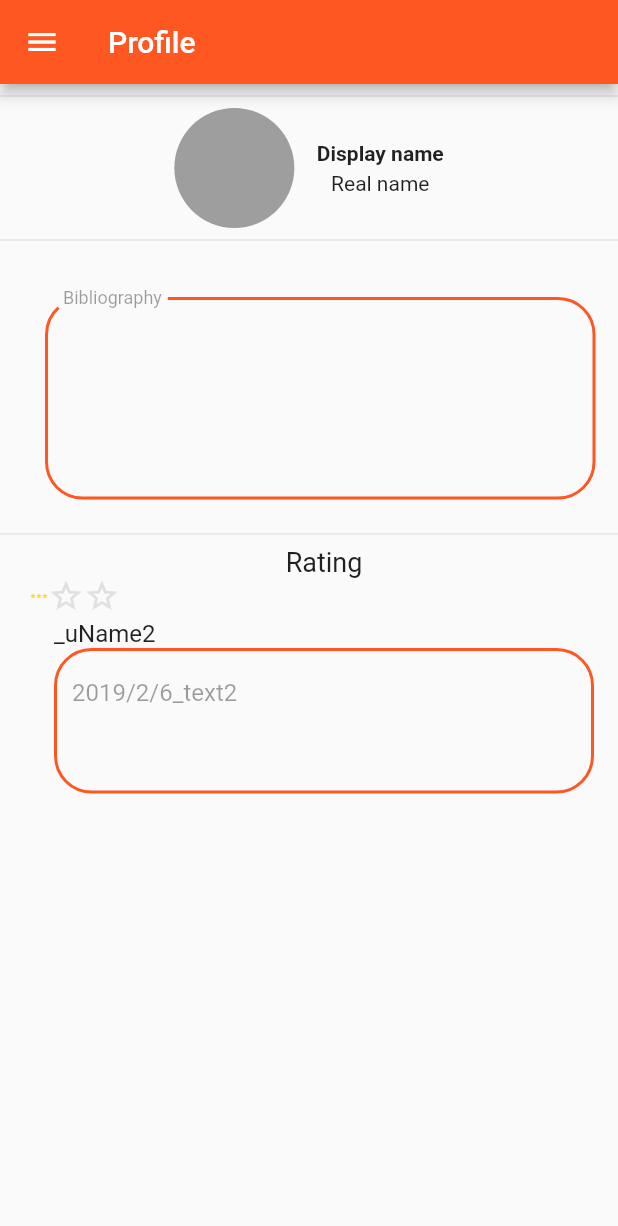
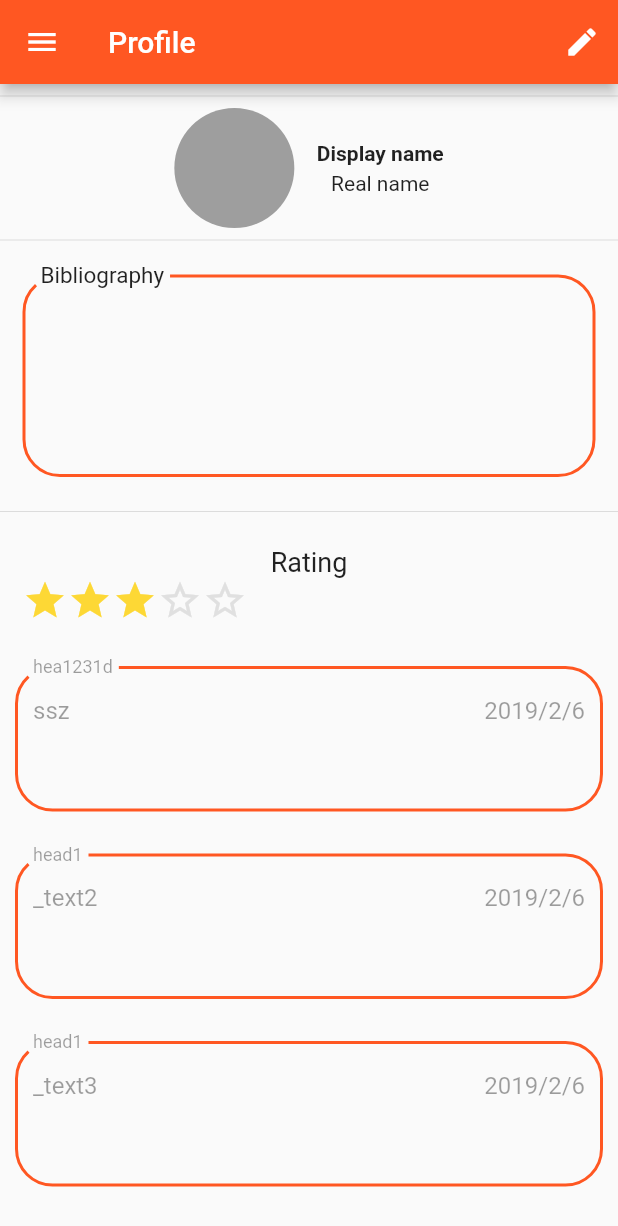
Before and after one commit to rentoproj/rento, a Flutter app: the ProfilePage screen opened by its route, on a phone screen of 412 x 824 dp. Shown: the top 1226 px of the screen. Run offline on Flutter 3.47's test engine with Material 2 defaults, Android fonts, the phone set to English and light mode, and no system bars; our stand-ins replace firebase_auth, firebase_database, image_picker; accounts and stored records are empty; Roboto replaces fonts that are missing (Poppings, Poppins).

Commit message:
Added Profile and Edit is incomplete

```diff
--- a/rento/lib/UIs/ProfilePage.dart
+++ b/rento/lib/UIs/ProfilePage.dart
@@ -8,9 +8,9 @@ class ProfilePage extends StatefulWidget {
 }
 
 class Comment {
-  String _text, _uName;
+  String _text, _uName, _head;
   DateTime _dateTime;
-  Comment(this._text, this._dateTime, this._uName);
+  Comment(this._text, this._dateTime, this._uName, this._head);
 }
 
 // class CommentBlock extends StatelessWidget
@@ -27,29 +27,36 @@ class Comment {
 class Profile extends State<ProfilePage> {
   double rating = 3;
   List<Comment> comments = [
-    new Comment("_text1", DateTime.now(), "_uName1"),
-    new Comment("_text2", DateTime.now(), "_uName2"),
-    new Comment("_text3", DateTime.now(), "_uName3")
+    new Comment("ssz", DateTime.now(), "_uName1", "hea1231d"),
+    new Comment("_text2", DateTime.now(), "_uName2", "head1"),
+    new Comment("_text3", DateTime.now(), "_uName3", "head1")
   ];
 
   @override
   Widget build(BuildContext context) {
     return Scaffold(
         resizeToAvoidBottomPadding: false,
-        appBar: AppBar(title: Text("Profile")),
+        appBar: AppBar(
+          title: Text("Profile"),
+          actions: <Widget>[
+            IconButton(
+              icon: Icon(Icons.edit),
+              tooltip: "Edit Profile",
+              onPressed: (){},
+            )
+          ],
+          ),
         drawer: new SideMenu(),
-        body: Column(children: <Widget>[
+        body:
+          Column(children: <Widget>[
           Divider(),
           _buildUserIdentity("user"),
           Divider(),
-          new Padding(
-            padding: EdgeInsets.only(left: 15),
             //USER DESCRIPTION
-            child: _bibleField(),
-          ),
+          _bibleField(),
           Divider(),
           new Padding(
-              padding: EdgeInsets.only(left: 20),
+              padding: EdgeInsets.all(15),
               child: Column(children: <Widget>[
                 //RATES
                 Text(
@@ -64,26 +71,23 @@ class Profile extends State<ProfilePage> {
                   color: Colors.yellow[600],
                   starCount: 5,
                   rating: rating,
-                  size: 4,
+                  size: 30,
                   onRatingChanged: (rating) =>
                       setState(() => this.rating = rating),
                 ),
-              _bldcmnt(comments[1]),
               ])),
-          //COMMENTS BLOCKS
-          // new Padding(
-          //   padding: EdgeInsets.only(left: 20),
-          //   child: ListView.builder(
-          //     itemCount: comments.length,
-          //     itemBuilder: (context, index) {
-          //       final comment = comments[index];
-                //return _bldcmnt(comment);
-          //     },
-            // ),
-          // )
 
+            Expanded(child: ListView.builder(
+              shrinkWrap: true,
+            itemCount: comments.length,
+            itemBuilder: (context, index) {
+              final comment = comments[index];
+              return _bldcmnt(comment);
+            },
+          ),
+            )
         ]));
-  }
+    }
 
   Widget _buildUserIdentity(String user) {
     return new Row(
@@ -119,7 +123,7 @@ class Profile extends State<ProfilePage> {
         child: new Container(
           child: new Center(
               child: new Column(children: [
-            new Padding(padding: EdgeInsets.only(top: 15.0)),
+            //new Padding(padding: EdgeInsets.only(top: 15.0)),
             new SingleChildScrollView(
               child: new TextFormField(
                 enableInteractiveSelection: false,
@@ -128,6 +132,10 @@ class Profile extends State<ProfilePage> {
                 initialValue: " ",
                 decoration: new InputDecoration(
                   labelText: "Bibliography",
+                  labelStyle: TextStyle(
+                    color: Colors.black87,
+                    fontSize: 20
+                  ),
                   fillColor: Colors.pink,
                   disabledBorder: new OutlineInputBorder(
                     borderRadius: new BorderRadius.circular(25.0),
@@ -135,13 +143,6 @@ class Profile extends State<ProfilePage> {
                         color: Colors.deepOrange,
                         style: BorderStyle.solid,
                         width: 2),
-                  ),
-                  border: new OutlineInputBorder(
-                    borderRadius: new BorderRadius.circular(25.0),
-                    borderSide: new BorderSide(
-                        color: Colors.pink,
-                        style: BorderStyle.solid,
-                        width: 10),
                   ),
                 ),
                 keyboardType: TextInputType.multiline,
@@ -155,18 +156,27 @@ class Profile extends State<ProfilePage> {
   }
 
   Widget _bldcmnt(Comment cmnt) {
-    return new Column(
-      children: <Widget>[new ListTile(
-        title: Text(cmnt._uName),
-        subtitle: new SingleChildScrollView(
+    return new ListTile(
+      contentPadding: EdgeInsets.all( 10),
+        title: new SingleChildScrollView(
           child: new TextFormField(
             enableInteractiveSelection: false,
             enabled: false,
             maxLines: 3,
             initialValue: cmnt._text,
             decoration: new InputDecoration(
+              labelStyle: TextStyle(
 
-              prefixText: cmnt._dateTime.year.toString()+"/"+cmnt._dateTime.month.toString()+"/"+cmnt._dateTime.day.toString()+'\n',
+              ),
+              alignLabelWithHint:true,
+              labelText: cmnt._head,
+              suffixText: cmnt._dateTime.year.toString() +
+                  "/" +
+                  cmnt._dateTime.month.toString() +
+                  "/" +
+                  cmnt._dateTime.day.toString() +
+                  '\n',
+
               disabledBorder: new OutlineInputBorder(
                 borderRadius: new BorderRadius.circular(25.0),
                 borderSide: new BorderSide(
@@ -180,6 +190,6 @@ class Profile extends State<ProfilePage> {
               fontFamily: "Poppins",
             ),
           ),
-        ))]);
+        ));
   }
 }
--- a/rento/lib/components/StarRating.dart
+++ b/rento/lib/components/StarRating.dart
@@ -16,6 +16,7 @@ class StarRating extends StatelessWidget {
       icon = new Icon(
         Icons.star_border,
         color: Theme.of(context).buttonColor,
+        size: this.size,
       );
     }
     else if (index > rating - 1 && index < rating) {
--- a/rento/pubspec.yaml
+++ b/rento/pubspec.yaml
@@ -18,7 +18,7 @@ dependencies:
   firebase_core: ^0.2.5+1
   firebase_auth: ^0.6.6
   firebase_database: ^1.1.0+1
-  smooth_star_rating: 1.0.1
+  image_picker: ^0.4.12+1
 
   # The following adds the Cupertino Icons font to your application.
   # Use with the CupertinoIcons class for iOS style icons.
```
Also changed, not shown: rento/lib/UIs/EditProfile.dart (added, +38 -0 lines), rento/lib/main.dart (+5 -3 lines), 1 other file.
